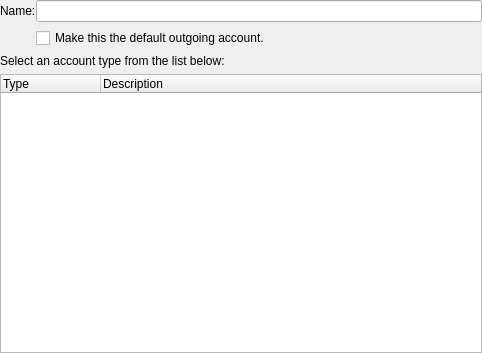
Old version of the form src/kmailtransport/ui/addtransportdialog.ui in the repository KDE/kmailtransport.
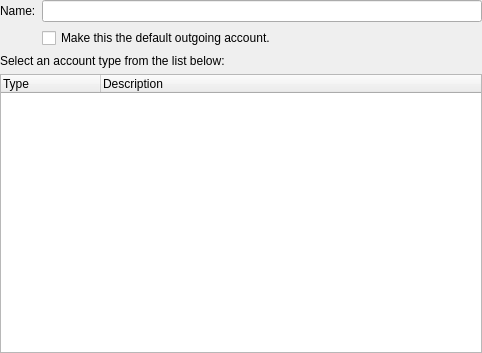
New version of the form.

Patch:
```diff
--- a/src/kmailtransport/ui/addtransportdialog.ui
+++ b/src/kmailtransport/ui/addtransportdialog.ui
@@ -32,9 +32,6 @@
    <property name="bottomMargin">
     <number>0</number>
    </property>
-   <property name="horizontalSpacing">
-    <number>0</number>
-   </property>
    <item row="0" column="0">
     <widget class="QLabel" name="label">
      <property name="text">
```
